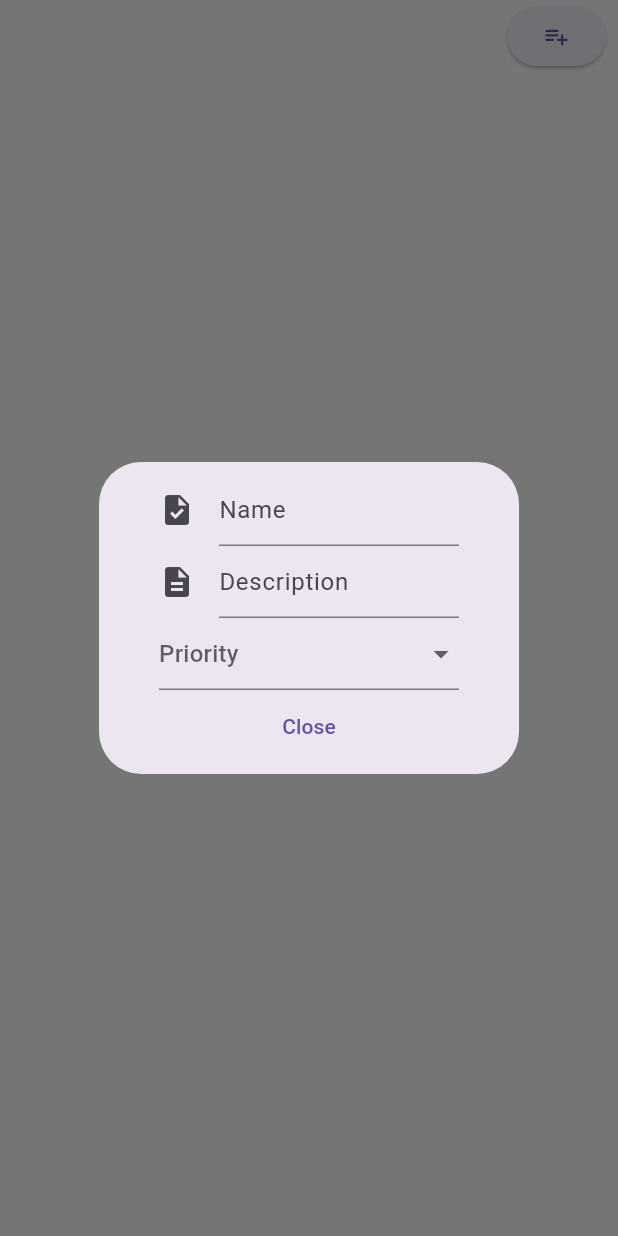
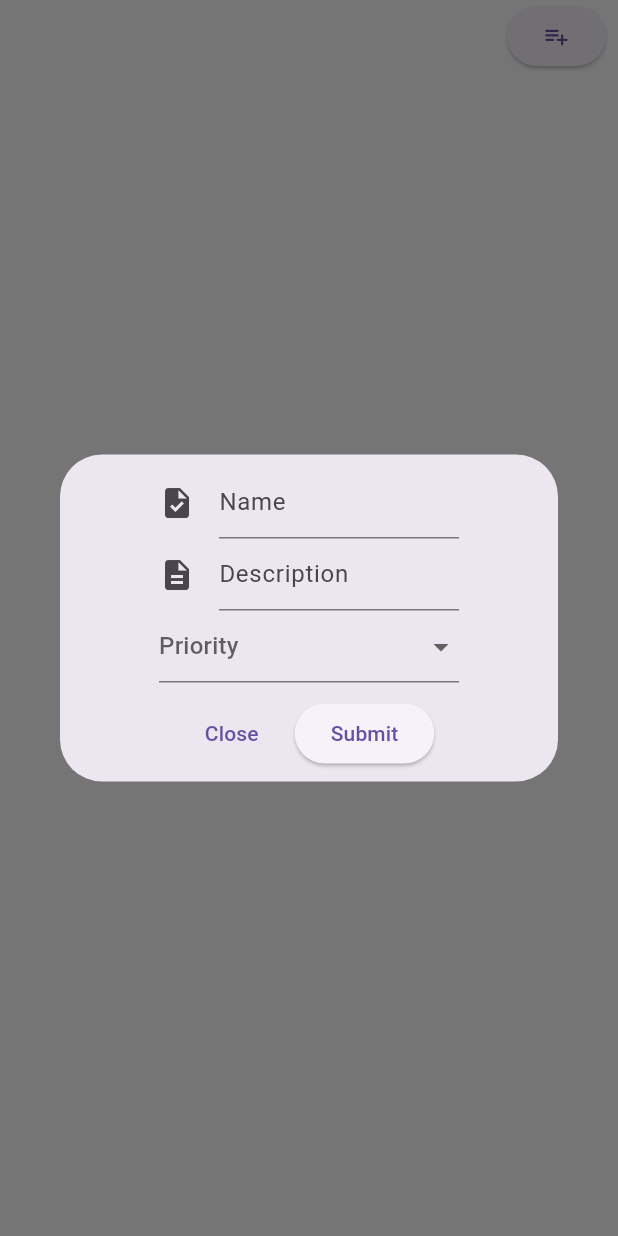
Before and after one commit to justanothernibble/To-Do-App, a Flutter app: the AllTasks screen opened by its route, after a tap on the "playlist add" icon, on a phone screen of 412 x 824 dp. Run offline on Flutter 3.47's test engine with Material 3 defaults, Android fonts, the phone set to English and light mode, and no system bars.

Commit message:
added submit

```diff
--- a/lib/pages/alltasks.dart
+++ b/lib/pages/alltasks.dart
@@ -17,6 +17,11 @@ class AllTasks extends StatefulWidget {
 }
 
 class _AllTasksState extends State<AllTasks> {
+  String? priority = "";
+  bool isPriorityDone = false; // priority is required
+  bool isNameDone = false; // name is required
+  // description is allowed to be empty
+
   @override
   Widget build(BuildContext context) {
     return Column(
@@ -45,6 +50,13 @@ class _AllTasksState extends State<AllTasks> {
                                 icon: Icon(Icons.task),
                                 hintText: "Name",
                               ),
+                              onChanged: (value) {
+                                if (value.trim().isNotEmpty) {
+                                  isNameDone = true;
+                                } else {
+                                  isNameDone = false;
+                                }
+                              },
                             ),
                           ),
                           SizedBox(
@@ -61,6 +73,13 @@ class _AllTasksState extends State<AllTasks> {
                             // Priority Input
                             width: 200,
                             child: DropdownButtonFormField(
+                              onChanged: (value) {
+                                if (value?.isNotEmpty ?? false) {
+                                  isPriorityDone = true;
+                                } else {
+                                  isPriorityDone = false;
+                                }
+                              },
                               hint: Text("Priority"),
                               items: [
                                 // Low Priority Green
@@ -118,13 +137,32 @@ class _AllTasksState extends State<AllTasks> {
                                   ),
                                 ),
                               ],
-                              onChanged: (value) {},
                               value: null,
                             ),
                           ),
-                          TextButton(
-                            onPressed: () => Navigator.pop(context),
-                            child: Text("Close"),
+                          Row(
+                            children: [Container(height: 10)],
+                          ), // 10 pixel buffer
+                          Row(
+                            mainAxisAlignment: MainAxisAlignment.center,
+                            children: [
+                              TextButton(
+                                onPressed: () => Navigator.pop(context),
+                                child: Text("Close"),
+                              ),
+                              Container(width: 10),
+                              AbsorbPointer(
+                                absorbing:
+                                    isNameDone == false &&
+                                    isPriorityDone == false,
+                                child: ElevatedButton(
+                                  onPressed: () {
+                                    Navigator.pop(context);
+                                  },
+                                  child: Text("Submit"),
+                                ),
+                              ),
+                            ],
                           ),
                         ],
                       ),
```
